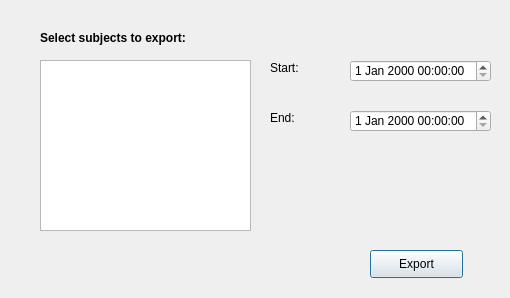
Before: the Qt Designer form gui/designer_export_new.ui in jacob-kamminga/AI-Sensus, drawn with Qt 5.
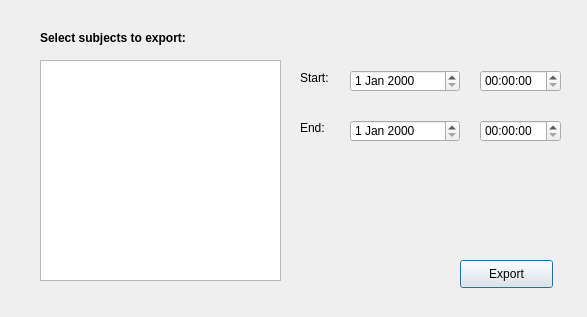
After: the same form once the commit is applied.

Commit message: Add export functionality

```diff
--- a/gui/designer_export_new.ui
+++ b/gui/designer_export_new.ui
@@ -6,8 +6,8 @@
    <rect>
     <x>0</x>
     <y>0</y>
-    <width>510</width>
-    <height>298</height>
+    <width>587</width>
+    <height>317</height>
    </rect>
   </property>
   <property name="windowTitle">
@@ -18,8 +18,8 @@
     <rect>
      <x>40</x>
      <y>60</y>
-     <width>211</width>
-     <height>171</height>
+     <width>241</width>
+     <height>221</height>
     </rect>
    </property>
   </widget>
@@ -45,8 +45,8 @@
   <widget class="QLabel" name="label_start">
    <property name="geometry">
     <rect>
-     <x>270</x>
-     <y>60</y>
+     <x>300</x>
+     <y>70</y>
      <width>41</width>
      <height>16</height>
     </rect>
@@ -58,8 +58,8 @@
   <widget class="QLabel" name="label_end">
    <property name="geometry">
     <rect>
-     <x>270</x>
-     <y>110</y>
+     <x>300</x>
+     <y>120</y>
      <width>31</width>
      <height>16</height>
     </rect>
@@ -68,31 +68,11 @@
     <string>End:</string>
    </property>
   </widget>
-  <widget class="QDateTimeEdit" name="dateTimeEdit_start">
-   <property name="geometry">
-    <rect>
-     <x>350</x>
-     <y>60</y>
-     <width>141</width>
-     <height>22</height>
-    </rect>
-   </property>
-  </widget>
-  <widget class="QDateTimeEdit" name="dateTimeEdit_end">
-   <property name="geometry">
-    <rect>
-     <x>350</x>
-     <y>110</y>
-     <width>141</width>
-     <height>22</height>
-    </rect>
-   </property>
-  </widget>
   <widget class="QPushButton" name="pushButton_export">
    <property name="geometry">
     <rect>
-     <x>370</x>
-     <y>250</y>
+     <x>460</x>
+     <y>260</y>
      <width>93</width>
      <height>28</height>
     </rect>
@@ -101,6 +81,46 @@
     <string>Export</string>
    </property>
   </widget>
+  <widget class="QDateEdit" name="dateEdit_start">
+   <property name="geometry">
+    <rect>
+     <x>350</x>
+     <y>70</y>
+     <width>110</width>
+     <height>22</height>
+    </rect>
+   </property>
+  </widget>
+  <widget class="QTimeEdit" name="timeEdit_start">
+   <property name="geometry">
+    <rect>
+     <x>480</x>
+     <y>70</y>
+     <width>81</width>
+     <height>22</height>
+    </rect>
+   </property>
+  </widget>
+  <widget class="QDateEdit" name="dateEdit_end">
+   <property name="geometry">
+    <rect>
+     <x>350</x>
+     <y>120</y>
+     <width>110</width>
+     <height>22</height>
+    </rect>
+   </property>
+  </widget>
+  <widget class="QTimeEdit" name="timeEdit_end">
+   <property name="geometry">
+    <rect>
+     <x>480</x>
+     <y>120</y>
+     <width>81</width>
+     <height>22</height>
+    </rect>
+   </property>
+  </widget>
  </widget>
  <resources/>
  <connections/>
```
Left out of the diff: 3 changed lines with no effect on the pictures. The commit also changes 23 other files.
